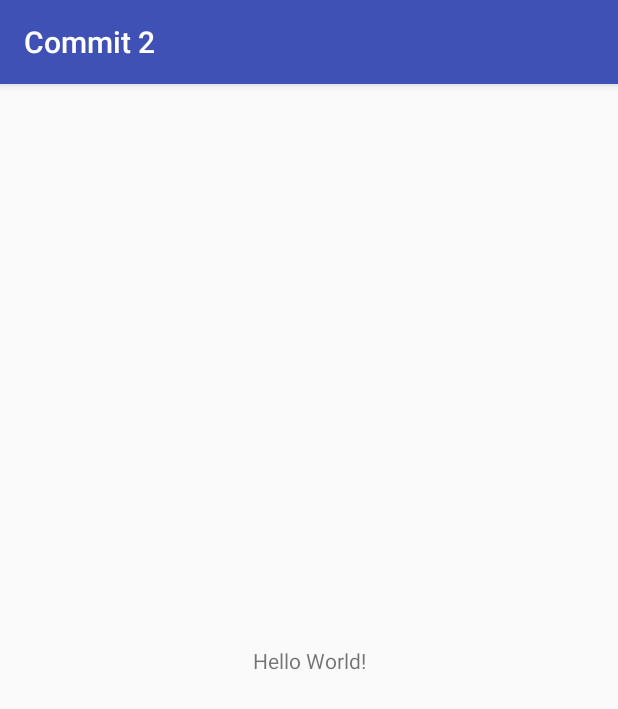
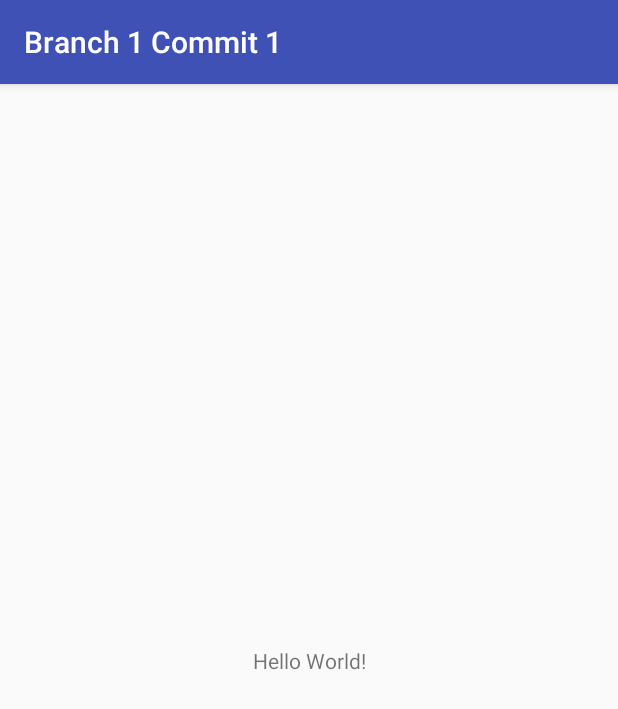
Before and after one commit to junayedameensd/LearnGit3, an Android app: the screen it shows after launch (MainActivity), on a phone screen of 412 x 824 dp. Shown: the top 709 px of the screen. Run offline under Robolectric (Android 15) with nearby library versions, the phone set to English and light mode, and no system bars.

Commit message:
branch 1 commit 1

```diff
--- a/app/src/main/java/com/junayedameensd/learngit3/MainActivity.java
+++ b/app/src/main/java/com/junayedameensd/learngit3/MainActivity.java
@@ -14,6 +14,7 @@ public class MainActivity extends AppCompatActivity {
 
         setTitle("Commit 1");
         setTitle("Commit 2");
+        setTitle("Branch 1 Commit 1");
 
     }
 
```
